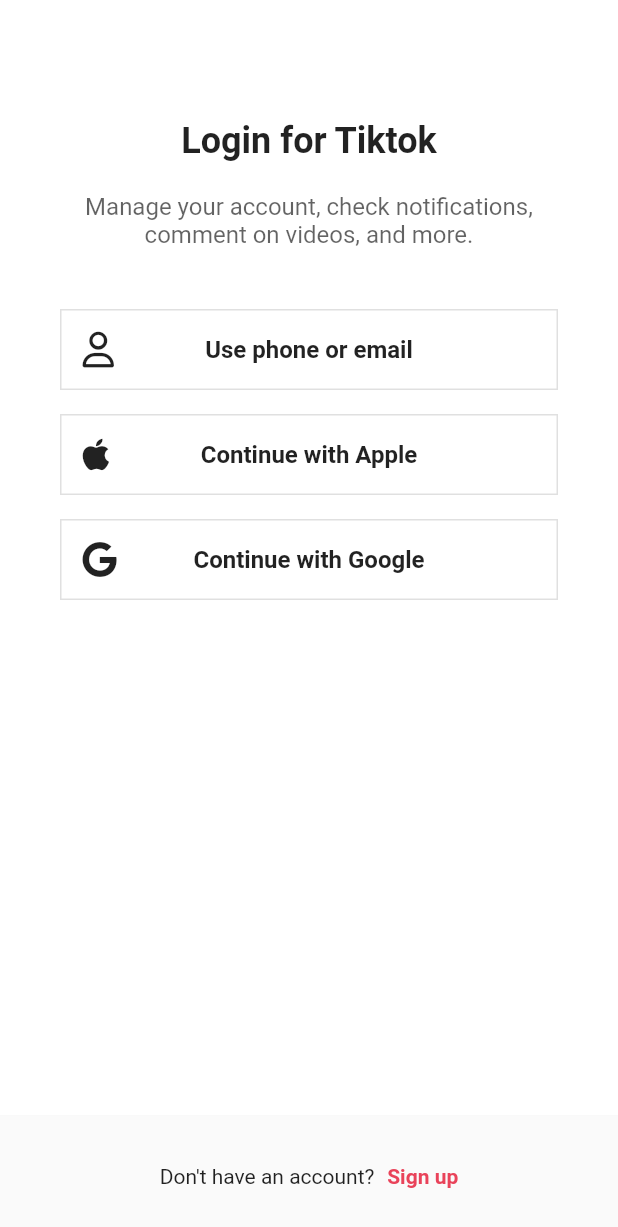
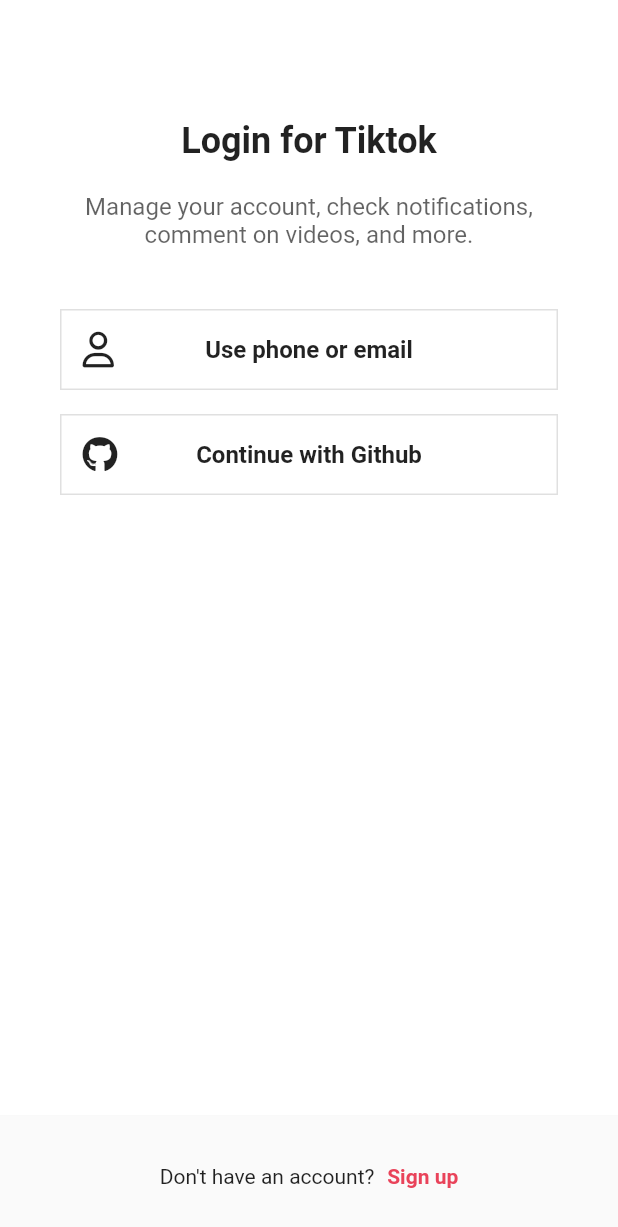
Before and after one commit to HyunjunJeon/first_flutter_app_clone_coding_practice, a Flutter app: the screen it shows after launch, after a tap on "Log in", on a phone screen of 412 x 824 dp. Shown: the top 1227 px of the screen. Run offline on Flutter 3.47's test engine with Material 2 defaults, Android fonts, the phone set to English and light mode, and no system bars; our stand-ins replace camera, firebase_auth, firebase_core, flutter_riverpod, font_awesome_flutter, gallery_saver and 6 more; accounts and stored records are empty; network calls fail.

Commit message:
[Firebase - Authentication] 1. Email - PW 를 활용해서 Firebase 에 로그인 하는 방법 2. Github OAuth 를 활용해서 Firebase 와 연동해 로그인 하는 방법

```diff
--- a/lib/features/authentication/birthday_screen.dart
+++ b/lib/features/authentication/birthday_screen.dart
@@ -3,7 +3,7 @@ import 'package:flutter/material.dart';
 import 'package:flutter_riverpod/flutter_riverpod.dart';
 import 'package:flutter_tiktok_clone/constant/gaps.dart';
 import 'package:flutter_tiktok_clone/constant/sizes.dart';
-import 'package:flutter_tiktok_clone/features/authentication/view_models/signup_vm.dart';
+import 'package:flutter_tiktok_clone/features/authentication/view_models/signup_view_model.dart';
 import 'package:flutter_tiktok_clone/features/authentication/widgets/form_button.dart';
 
 class BirthdayScreen extends ConsumerStatefulWidget {
@@ -40,7 +40,7 @@ class BirthdayScreenState extends ConsumerState<BirthdayScreen> {
     // context.pushReplacementNamed(InterestsScreen.routeName); // Push 는 되지만 뒤로 갈 수 없도록 - pushReplacementNamed 를 사용함
 
     // print(ref.read(signUpForm));
-    ref.read(signUpProvider.notifier).signUp();
+    ref.read(signUpProvider.notifier).signUp(context);
   }
 
   void _setTextFieldDate(DateTime date) {
--- a/lib/features/authentication/email_screen.dart
+++ b/lib/features/authentication/email_screen.dart
@@ -3,7 +3,7 @@ import 'package:flutter_riverpod/flutter_riverpod.dart';
 import 'package:flutter_tiktok_clone/constant/gaps.dart';
 import 'package:flutter_tiktok_clone/constant/sizes.dart';
 import 'package:flutter_tiktok_clone/features/authentication/password_screen.dart';
-import 'package:flutter_tiktok_clone/features/authentication/view_models/signup_vm.dart';
+import 'package:flutter_tiktok_clone/features/authentication/view_models/signup_view_model.dart';
 import 'package:flutter_tiktok_clone/features/authentication/widgets/form_button.dart';
 
 class EmailScreenArgs {
--- a/lib/features/authentication/login_screen.dart
+++ b/lib/features/authentication/login_screen.dart
@@ -1,13 +1,15 @@
 import 'package:flutter/material.dart';
+import 'package:flutter_riverpod/flutter_riverpod.dart';
 import 'package:flutter_tiktok_clone/constant/gaps.dart';
 import 'package:flutter_tiktok_clone/constant/sizes.dart';
 import 'package:flutter_tiktok_clone/features/authentication/login_form_screen.dart';
+import 'package:flutter_tiktok_clone/features/authentication/view_models/social_auth_view_model.dart';
 import 'package:flutter_tiktok_clone/features/authentication/widgets/auth_button.dart';
 import 'package:flutter_tiktok_clone/utils.dart';
 import 'package:font_awesome_flutter/font_awesome_flutter.dart';
 import 'package:go_router/go_router.dart';
 
-class LoginScreen extends StatelessWidget {
+class LoginScreen extends ConsumerWidget {
   static String routeName = "login";
   static String routeURL = "/login";
 
@@ -29,7 +31,7 @@ class LoginScreen extends StatelessWidget {
   }
 
   @override
-  Widget build(BuildContext context) {
+  Widget build(BuildContext context, WidgetRef ref) {
     return Scaffold(
       body: SafeArea(
         // Status Bar, 하단 부분까지를 피해서 만들 수 있음
@@ -67,15 +69,20 @@ class LoginScreen extends StatelessWidget {
                 ),
               ),
               Gaps.v16,
-              const AuthButton(
-                text: "Continue with Apple",
-                icon: FaIcon(FontAwesomeIcons.apple),
+              GestureDetector(
+                onTap: () => ref
+                    .read(SocialAuthProvider.notifier)
+                    .signInWithGitHub(context),
+                child: const AuthButton(
+                  text: "Continue with Github",
+                  icon: FaIcon(FontAwesomeIcons.github),
+                ),
               ),
-              Gaps.v16,
-              const AuthButton(
-                text: "Continue with Google",
-                icon: FaIcon(FontAwesomeIcons.google),
-              ),
+              // Gaps.v16,
+              // const AuthButton(
+              //   text: "Continue with Google",
+              //   icon: FaIcon(FontAwesomeIcons.google),
+              // ),
             ],
           ),
         ),
--- a/lib/features/authentication/password_screen.dart
+++ b/lib/features/authentication/password_screen.dart
@@ -3,7 +3,7 @@ import 'package:flutter_riverpod/flutter_riverpod.dart';
 import 'package:flutter_tiktok_clone/constant/gaps.dart';
 import 'package:flutter_tiktok_clone/constant/sizes.dart';
 import 'package:flutter_tiktok_clone/features/authentication/birthday_screen.dart';
-import 'package:flutter_tiktok_clone/features/authentication/view_models/signup_vm.dart';
+import 'package:flutter_tiktok_clone/features/authentication/view_models/signup_view_model.dart';
 import 'package:flutter_tiktok_clone/features/authentication/widgets/form_button.dart';
 import 'package:font_awesome_flutter/font_awesome_flutter.dart';
 
--- a/lib/features/authentication/sign_up_screen.dart
+++ b/lib/features/authentication/sign_up_screen.dart
@@ -1,14 +1,16 @@
 import 'package:flutter/material.dart';
+import 'package:flutter_riverpod/flutter_riverpod.dart';
 import 'package:flutter_tiktok_clone/constant/gaps.dart';
 import 'package:flutter_tiktok_clone/constant/sizes.dart';
 import 'package:flutter_tiktok_clone/features/authentication/login_screen.dart';
 import 'package:flutter_tiktok_clone/features/authentication/username_screen.dart';
+import 'package:flutter_tiktok_clone/features/authentication/view_models/social_auth_view_model.dart';
 import 'package:flutter_tiktok_clone/features/authentication/widgets/auth_button.dart';
 import 'package:flutter_tiktok_clone/utils.dart';
 import 'package:font_awesome_flutter/font_awesome_flutter.dart';
 import 'package:go_router/go_router.dart';
 
-class SignUpScreen extends StatelessWidget {
+class SignUpScreen extends ConsumerWidget {
   static const String routeURL = "/";
   static const String routeName = "signUp";
 
@@ -75,7 +77,7 @@ class SignUpScreen extends StatelessWidget {
   }
 
   @override
-  Widget build(BuildContext context) {
+  Widget build(BuildContext context, WidgetRef ref) {
     return OrientationBuilder(
       builder: (BuildContext context, Orientation orientation) {
         // if (orientation == Orientation.landscape) {
@@ -138,9 +140,14 @@ class SignUpScreen extends StatelessWidget {
                       ),
                     ),
                     Gaps.v16,
-                    const AuthButton(
-                      text: "Continue with Apple",
-                      icon: FaIcon(FontAwesomeIcons.apple),
+                    GestureDetector(
+                      onTap: () => ref
+                          .read(SocialAuthProvider.notifier)
+                          .signInWithGitHub(context),
+                      child: const AuthButton(
+                        text: "Continue with Github",
+                        icon: FaIcon(FontAwesomeIcons.github),
+                      ),
                     ),
                     Gaps.v16,
                     const AuthButton(
@@ -162,10 +169,15 @@ class SignUpScreen extends StatelessWidget {
                           ),
                         ),
                         Gaps.h16,
-                        const Expanded(
-                          child: AuthButton(
-                            text: "Continue with Apple",
-                            icon: FaIcon(FontAwesomeIcons.apple),
+                        Expanded(
+                          child: GestureDetector(
+                            onTap: () => ref
+                                .read(SocialAuthProvider.notifier)
+                                .signInWithGitHub(context),
+                            child: const AuthButton(
+                              text: "Continue with Github",
+                              icon: FaIcon(FontAwesomeIcons.github),
+                            ),
                           ),
                         ),
                       ],
--- a/lib/router.dart
+++ b/lib/router.dart
@@ -13,6 +13,7 @@ import 'package:go_router/go_router.dart';
 
 final routerProvider = Provider(
   (ref) {
+    // ref.watch(authState);
     return GoRouter(
       initialLocation: "/home",
       redirect: (context, state) {
```
Also changed, not shown: lib/features/authentication/login_form_screen.dart (+14 -7 lines), lib/features/authentication/repos/authentication_repo.dart (+23 -1 lines), lib/features/authentication/view_models/login_view_model.dart (added, +36 -0 lines), lib/features/authentication/view_models/signup_view_model.dart (renamed from lib/features/authentication/view_models/signup_vm.dart, +11 -2 lines), lib/features/authentication/view_models/social_auth_view_model.dart (added, +32 -0 lines), lib/features/setting/settings_screen.dart (+8 -3 lines), lib/utils.dart (+10 -0 lines), 1 other file.
